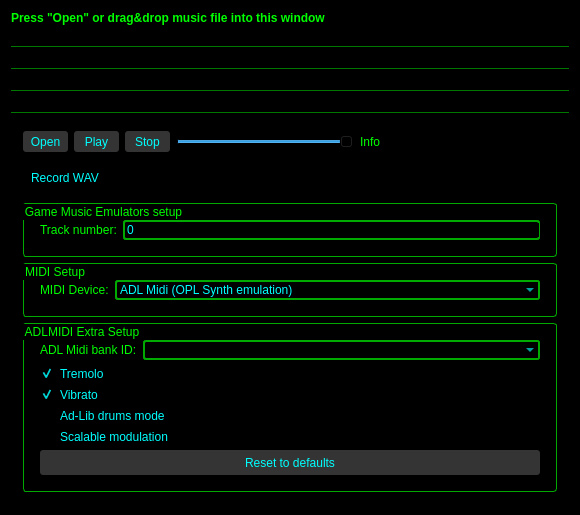
First picture: the form in MusicPlayer/MainWindow/mainwindow.ui, repository WohlSoft/Moondust-Project, before the edit.
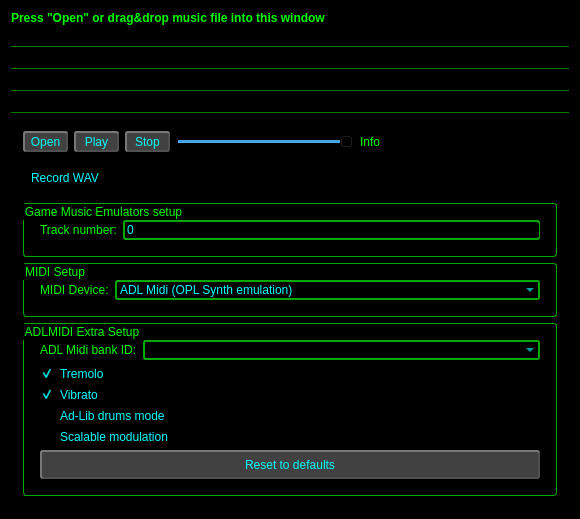
Second picture: the form after the edit. Icons and pictures are not drawn.

Commit message: Fixed borders of the MusicPlayer buttons

```diff
--- a/MusicPlayer/MainWindow/mainwindow.ui
+++ b/MusicPlayer/MainWindow/mainwindow.ui
@@ -7,7 +7,7 @@
     <x>0</x>
     <y>0</y>
     <width>580</width>
-    <height>507</height>
+    <height>511</height>
    </rect>
   </property>
   <property name="minimumSize">
@@ -35,8 +35,9 @@
 color: rgb(0, 255, 0);
 }
 QPushButton {
-	background-color: rgb(52, 52, 52);
-	border-color: rgb(0, 170, 0);
+	background-color: rgb(65, 65, 65);
+	border-color: rgb(80, 80, 80);
+	border-style: outset;
     border-width: 2px;
 	color: rgb(0, 255, 255);
 	border-radius: 3px;
@@ -45,7 +46,6 @@
 QCheckBox {
 	border-color: rgb(0, 170, 0);
     border-width: 0px;
-    border-style: solid;
 	color: rgb(0, 255, 255);
  }
 QComboBox, QSpinBox{
@@ -63,6 +63,10 @@
     border-color: rgb(0, 170, 0);
 	border-radius: 3px;
 }
+QLabel
+{
+	background-color: transparent;
+}
 </string>
   </property>
   <widget class="QWidget" name="centralWidget">
```
Left out of the diff: 4 changed lines with no effect on the pictures.
